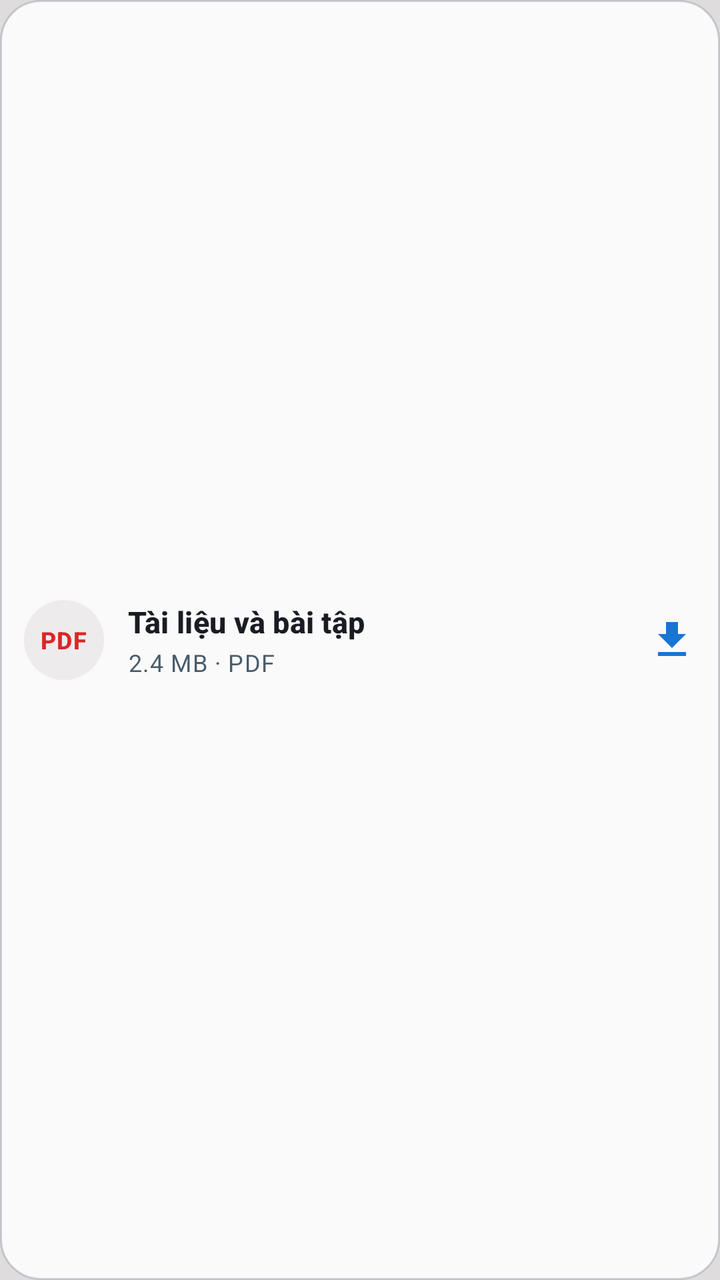
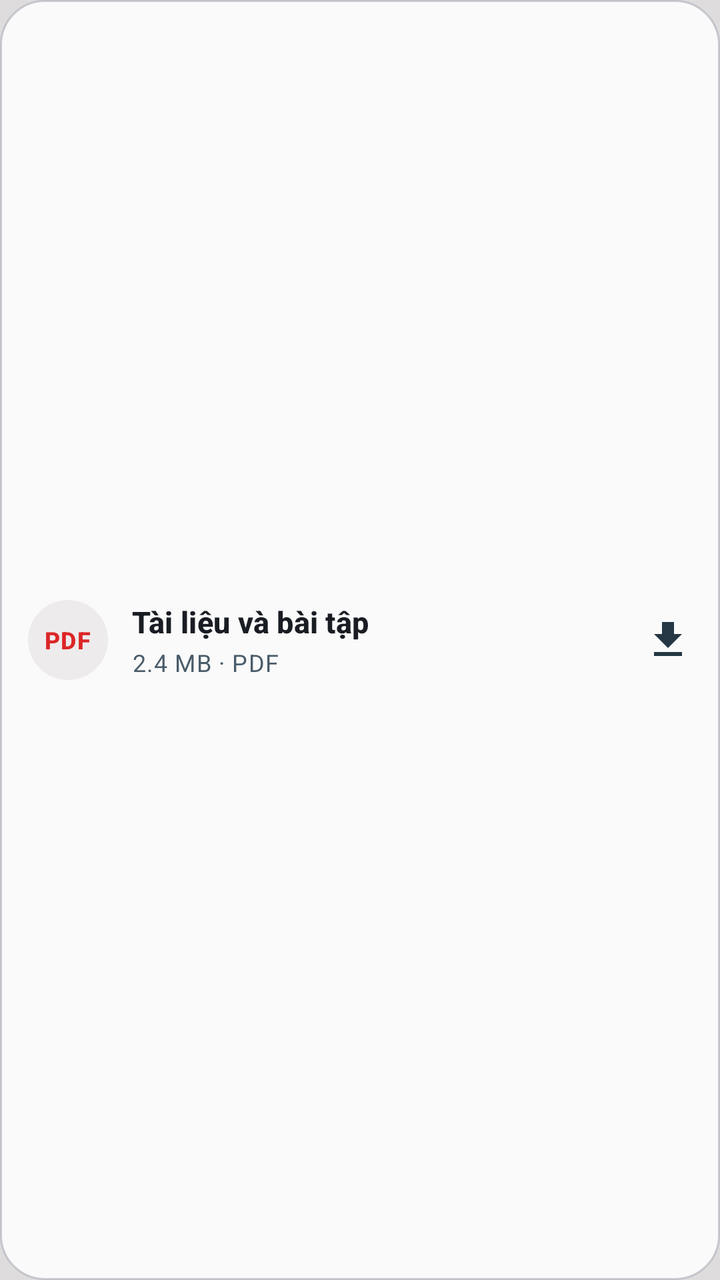

The first picture is an Android layout as it rendered before a commit; the second is the same layout after the commit. The layout source and the unified diff follow.
<!-- AndroidManifest.xml: application theme Theme.UniClassApp -->
<!-- res/layout/item_document_row.xml -->
<?xml version="1.0" encoding="utf-8"?>
<LinearLayout xmlns:android="http://schemas.android.com/apk/res/android"
    xmlns:app="http://schemas.android.com/apk/res-auto"
    android:id="@+id/rowDocumentRoot"
    android:layout_width="match_parent"
    android:layout_height="@dimen/list_item_height"
    android:layout_marginBottom="@dimen/space_8"
    android:background="@drawable/bg_surface_card"
    android:gravity="center_vertical"
    android:orientation="horizontal"
    android:paddingHorizontal="@dimen/space_12">

    <FrameLayout
        android:id="@+id/flFileTypeBadge"
        android:layout_width="40dp"
        android:layout_height="40dp"
        android:background="@drawable/bg_badge_pill">

        <TextView
            android:id="@+id/tvFileTypeExt"
            style="@style/TextAppearance.EduLens.Badge"
            android:layout_width="wrap_content"
            android:layout_height="wrap_content"
            android:layout_gravity="center"
            android:text="PDF"
            android:textColor="@color/color_error" />
    </FrameLayout>

    <LinearLayout
        android:layout_width="0dp"
        android:layout_height="wrap_content"
        android:layout_marginHorizontal="@dimen/space_12"
        android:layout_weight="1"
        android:orientation="vertical">

        <TextView
            android:id="@+id/tvDocumentTitle"
            style="@style/TextAppearance.EduLens.Subtitle"
            android:layout_width="match_parent"
            android:layout_height="wrap_content"
            android:ellipsize="end"
            android:maxLines="1"
            android:text="@string/docs_and_homework" />

        <TextView
            android:id="@+id/tvDocumentMeta"
            style="@style/TextAppearance.EduLens.Caption"
            android:layout_width="match_parent"
            android:layout_height="wrap_content"
            android:layout_marginTop="2dp"
            android:text="2.4 MB · PDF" />
    </LinearLayout>

    <ImageView
        android:id="@+id/ivDownloadStatus"
        android:layout_width="24dp"
        android:layout_height="24dp"
        android:contentDescription="@null"
        android:src="@drawable/ic_download" />

    <ImageButton
        android:id="@+id/btnDeleteDoc"
        android:layout_width="32dp"
        android:layout_height="32dp"
        android:layout_marginStart="@dimen/space_8"
        android:background="?attr/selectableItemBackgroundBorderless"
        android:contentDescription="@null"
        android:padding="4dp"
        android:scaleType="fitCenter"
        android:src="@drawable/ic_delete"
        android:visibility="gone"
        app:tint="@color/color_error" />
</LinearLayout>
<!-- resources referenced by this layout -->
<resources>
  <color name="color_error">#DC2626</color>
  <dimen name="list_item_height">72dp</dimen>
  <dimen name="space_12">12dp</dimen>
  <dimen name="space_8">8dp</dimen>
  <!-- drawable bg_badge_pill (drawable) -->
  <?xml version="1.0" encoding="utf-8"?>
  <shape xmlns:android="http://schemas.android.com/apk/res/android"
      android:shape="rectangle">
      <solid android:color="@color/color_primary_container" />
      <corners android:radius="@dimen/radius_pill" />
  </shape>
  <!-- drawable bg_surface_card (drawable) -->
  <?xml version="1.0" encoding="utf-8"?>
  <shape xmlns:android="http://schemas.android.com/apk/res/android"
      android:shape="rectangle">
      <solid android:color="@color/uc_surface_card" />
      <stroke
          android:width="1dp"
          android:color="@color/uc_border_card" />
      <corners android:radius="20dp" />
  </shape>
  <!-- drawable ic_delete (drawable) -->
  <vector xmlns:android="http://schemas.android.com/apk/res/android"
      android:width="24dp"
      android:height="24dp"
      android:viewportWidth="24"
      android:viewportHeight="24">
    <path
        android:fillColor="#FFDC2626"
        android:pathData="M6,19c0,1.1 0.9,2 2,2h8c1.1,0 2,-0.9 2,-2V7H6v12zM19,4h-3.5l-1,-1h-5l-1,1H5v2h14V4z"/>
  </vector>
  <!-- drawable ic_download (drawable) -->
  <vector xmlns:android="http://schemas.android.com/apk/res/android"
      android:width="24dp"
      android:height="24dp"
      android:viewportWidth="24"
      android:viewportHeight="24">
      <path
          android:fillColor="#FF1976D2"
          android:pathData="M19,9h-4V3H9v6H5l7,7 7,-7zM5,18v2h14v-2H5z" />
  </vector>
  <string name="docs_and_homework">Tài liệu và bài tập</string>
  <style name="TextAppearance.EduLens.Badge" parent="TextAppearance.Material3.LabelSmall">
          <item name="android:textSize">12sp</item>
          <item name="android:textStyle">bold</item>
      </style>
  <style name="TextAppearance.EduLens.Caption" parent="TextAppearance.Material3.BodySmall">
          <item name="android:textSize">12sp</item>
          <item name="android:textStyle">normal</item>
          <item name="android:textColor">@color/text_secondary</item>
      </style>
  <style name="TextAppearance.EduLens.Subtitle" parent="TextAppearance.Material3.TitleSmall">
          <item name="android:textSize">15sp</item>
          <item name="android:textStyle">bold</item>
          <item name="android:textColor">@color/text_primary</item>
      </style>
  <style name="Theme.UniClassApp" parent="Base.Theme.UniClassApp" />
  <color name="color_primary_container">#40C5BAC4</color>
  <dimen name="radius_pill">999dp</dimen>
  <color name="uc_surface_card">#D9FFFFFF</color>
  <color name="uc_border_card">#73989DAA</color>
  <color name="text_secondary">@color/uc_text_secondary</color>
  <color name="text_primary">@color/uc_text_primary</color>
  <style name="Base.Theme.UniClassApp" parent="Theme.Material3.DayNight.NoActionBar">
          <item name="colorPrimary">@color/p2_teal</item>
          <item name="colorSecondary">@color/p2_lavender</item>
          <item name="colorSurface">@color/uc_bg_canvas</item>
          <item name="android:colorBackground">@color/uc_bg_canvas</item>
          <item name="colorError">@color/color_error</item>
          <item name="android:statusBarColor">@color/uc_bg_canvas</item>
          <item name="android:windowLightStatusBar" tools:targetApi="m">true</item>
      </style>
  <color name="uc_text_secondary">#4A5C6A</color>
  <color name="uc_text_primary">#191D23</color>
  <color name="p2_teal">#57707A</color>
  <color name="p2_lavender">#C5BAC4</color>
  <color name="uc_bg_canvas">#DEDCDC</color>
</resources>

<!-- the commit's change to res/layout/item_document_row.xml (unified diff, before → after) -->
@@ -5,10 +5,10 @@
     android:layout_width="match_parent"
     android:layout_height="@dimen/list_item_height"
     android:layout_marginBottom="@dimen/space_8"
-    android:background="@drawable/bg_surface_card"
+    android:background="@drawable/bg_unified_surface_card"
     android:gravity="center_vertical"
     android:orientation="horizontal"
-    android:paddingHorizontal="@dimen/space_12">
+    android:paddingHorizontal="14dp">
 
     <FrameLayout
         android:id="@+id/flFileTypeBadge"
@@ -40,7 +40,8 @@
             android:layout_height="wrap_content"
             android:ellipsize="end"
             android:maxLines="1"
-            android:text="@string/docs_and_homework" />
+            android:text="@string/docs_and_homework"
+            android:textColor="@color/uc_text_primary" />
 
         <TextView
             android:id="@+id/tvDocumentMeta"
@@ -48,7 +49,8 @@
             android:layout_width="match_parent"
             android:layout_height="wrap_content"
             android:layout_marginTop="2dp"
-            android:text="2.4 MB · PDF" />
+            android:text="2.4 MB · PDF"
+            android:textColor="@color/uc_text_secondary" />
     </LinearLayout>
 
     <ImageView
@@ -56,7 +58,8 @@
         android:layout_width="24dp"
         android:layout_height="24dp"
         android:contentDescription="@null"
-        android:src="@drawable/ic_download" />
+        android:src="@drawable/ic_download"
+        app:tint="@color/color_primary" />
 
     <ImageButton
         android:id="@+id/btnDeleteDoc"
<!-- resource entries referenced after the edit -->
@@ -1,6 +1,7 @@
 <!-- resources referenced by this layout -->
 <resources>
   <color name="color_error">#DC2626</color>
+  <color name="color_primary">#253745</color>
   <dimen name="list_item_height">72dp</dimen>
   <dimen name="space_12">12dp</dimen>
   <dimen name="space_8">8dp</dimen>
@@ -11,15 +12,15 @@
       <solid android:color="@color/color_primary_container" />
       <corners android:radius="@dimen/radius_pill" />
   </shape>
-  <!-- drawable bg_surface_card (drawable) -->
+  <!-- drawable bg_unified_surface_card (drawable) -->
   <?xml version="1.0" encoding="utf-8"?>
   <shape xmlns:android="http://schemas.android.com/apk/res/android"
       android:shape="rectangle">
+      <corners android:radius="22dp" />
       <solid android:color="@color/uc_surface_card" />
       <stroke
           android:width="1dp"
           android:color="@color/uc_border_card" />
-      <corners android:radius="20dp" />
   </shape>
   <!-- drawable ic_delete (drawable) -->
   <vector xmlns:android="http://schemas.android.com/apk/res/android"
